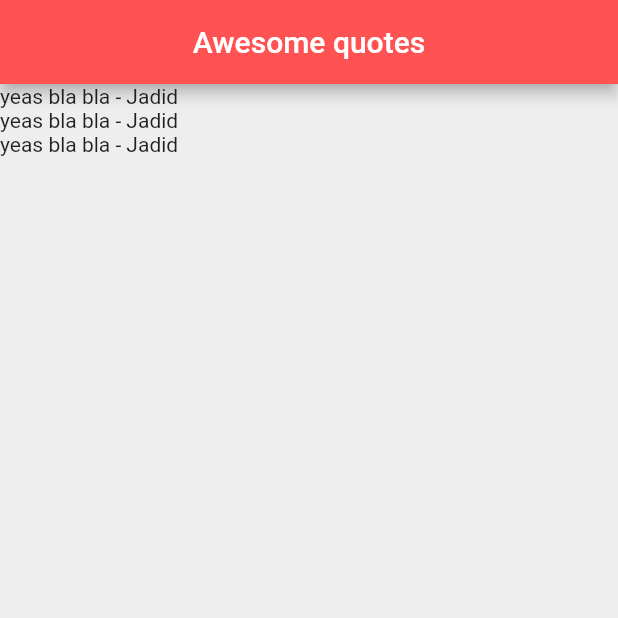
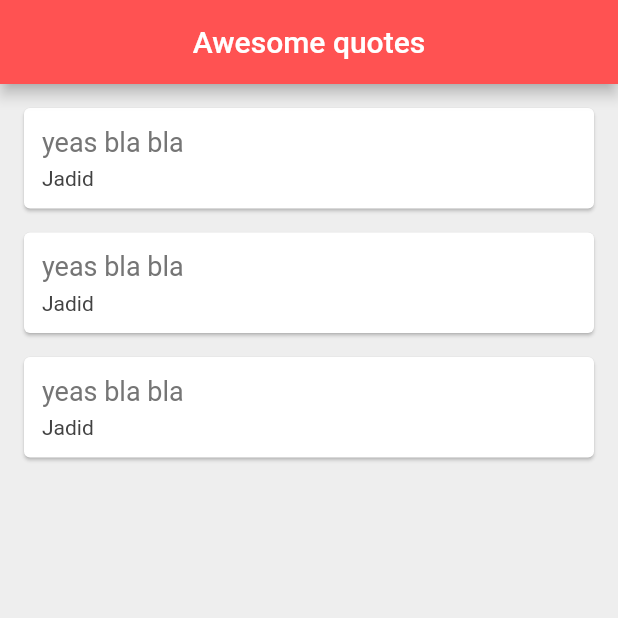
Before and after one commit to Mujirin/flutter_list_of_data, a Flutter app: the screen it shows after launch, on a phone screen of 412 x 824 dp, the top half of it. Run offline on Flutter 3.47's test engine with Material 2 defaults, Android fonts, the phone set to English and light mode, and no system bars.

Commit message:
getting card done

```diff
--- a/lib/main.dart
+++ b/lib/main.dart
@@ -19,6 +19,35 @@ class _QuoteListState extends State<QuoteList> {
     Quote(author: "Jadid", text: "yeas bla bla"),
   ];
 
+  Widget quoteTemplate(quote) {
+    return Card(
+      margin: EdgeInsets.fromLTRB(16.0, 16.0, 16.0, 0),
+      child: Padding(
+        padding: const EdgeInsets.all(12.0),
+        child: Column(
+          crossAxisAlignment: CrossAxisAlignment.stretch,
+          children: [
+            Text(
+                quote.text,
+              style: TextStyle(
+                fontSize: 18.0,
+                color: Colors.grey[600],
+              ),
+            ),
+            SizedBox(height: 6.0),
+            Text(
+              quote.author,
+              style: TextStyle(
+                fontSize: 14.0,
+                color: Colors.grey[800],
+              ),
+            ),
+          ],
+        ),
+      ),
+    );
+  }
+
   @override
   Widget build(BuildContext context) {
     return Scaffold(
@@ -29,7 +58,7 @@ class _QuoteListState extends State<QuoteList> {
         backgroundColor: Colors.redAccent,
       ),
       body: Column(
-        children: quotes.map((quote) => Text('${quote.text} - ${quote.author}')).toList(),
+        children: quotes.map((quote) => quoteTemplate(quote)).toList(),
       ),
     );
   }
```
